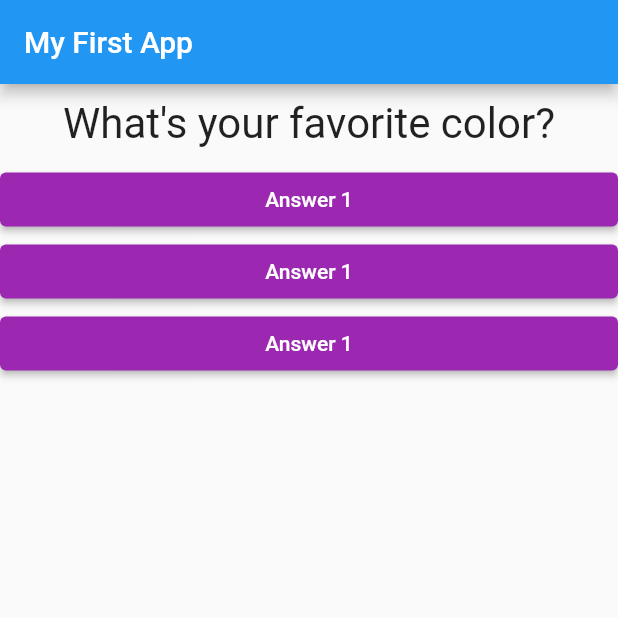
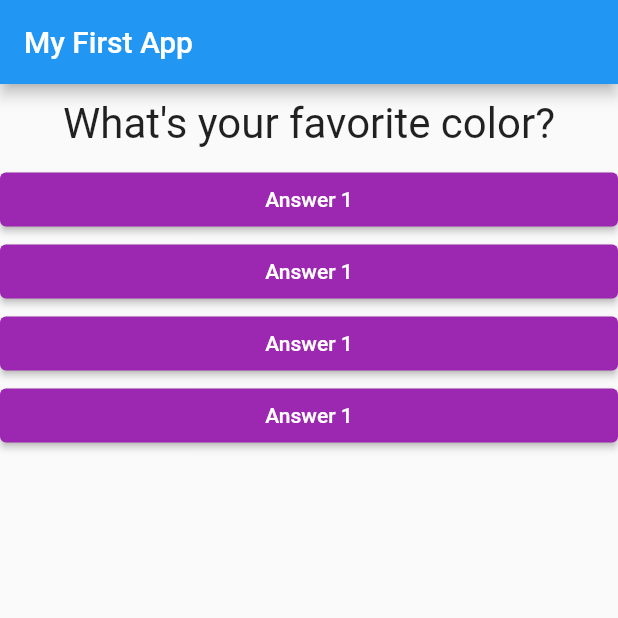
Before and after one commit to rusko122/flutter_complete_guide, a Flutter app: the screen it shows after launch, on a phone screen of 412 x 824 dp, the top half of it. Run offline on Flutter 3.47's test engine with Material 2 defaults, Android fonts, the phone set to English and light mode, and no system bars.

Commit message:
answer updates

```diff
--- a/lib/answer.dart
+++ b/lib/answer.dart
@@ -1,18 +1,26 @@
+// ignore_for_file: prefer_const_constructors
+
 import 'package:flutter/material.dart';
 
+// ignore: must_be_immutable
 class Answer extends StatelessWidget {
   final VoidCallback selectHandler;
+  final String answerText;
+  // ignore: prefer_typing_uninitialized_variables
 
-  Answer(this.selectHandler);
+  // ignore: prefer_const_constructors_in_immutables
+  Answer(this.selectHandler, this.answerText, {super.key});
 
   @override
   Widget build(BuildContext context) {
+    // ignore: sized_box_for_whitespace
     return Container(
       width: double.infinity,
       child: ElevatedButton(
         style: ButtonStyle(
           backgroundColor: MaterialStatePropertyAll(Colors.purple),
         ),
+        // ignore: sort_child_properties_last
         child: Text('Answer 1'),
         onPressed: selectHandler,
       ),
--- a/lib/main.dart
+++ b/lib/main.dart
@@ -58,9 +58,10 @@ class _MyAppState extends State<MyApp> {
               questions[_questionIndex]['questionText'] as String,
               questionText1: '',
             ),
-            Answer(_answerQuestion),
-            Answer(_answerQuestion),
-            Answer(_answerQuestion),
+            ...(questions[_questionIndex]['answers'] as List<String>)
+                .map((answer) {
+              return Answer(_answerQuestion, answer);
+            }).toList()
           ],
         ),
       ),
```
